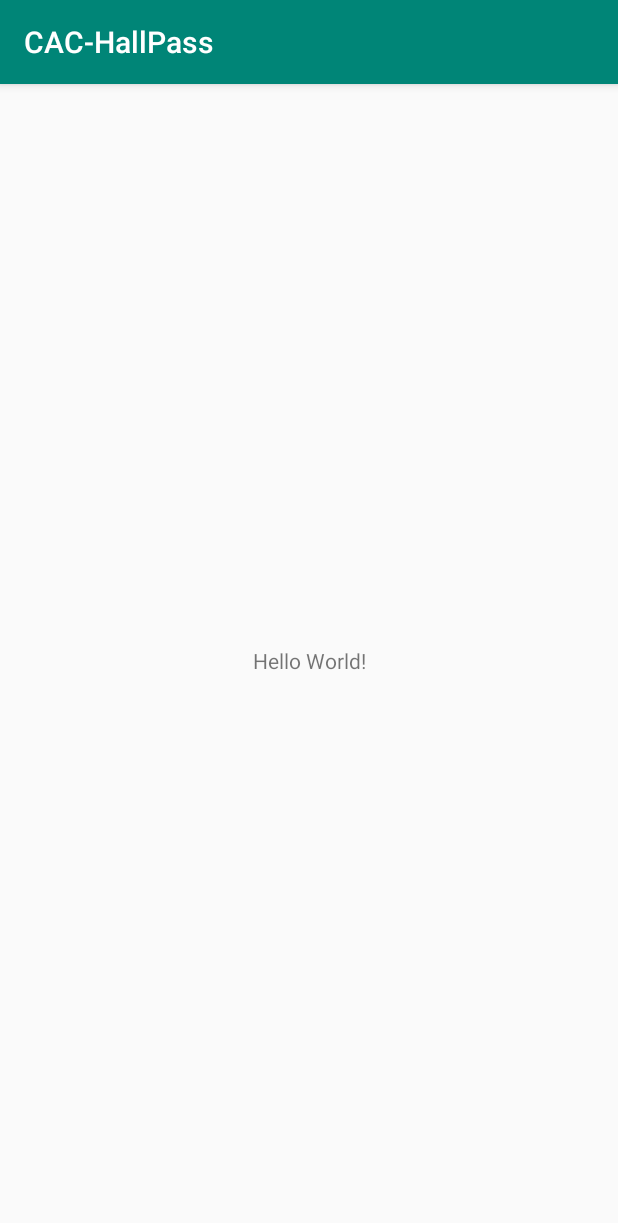
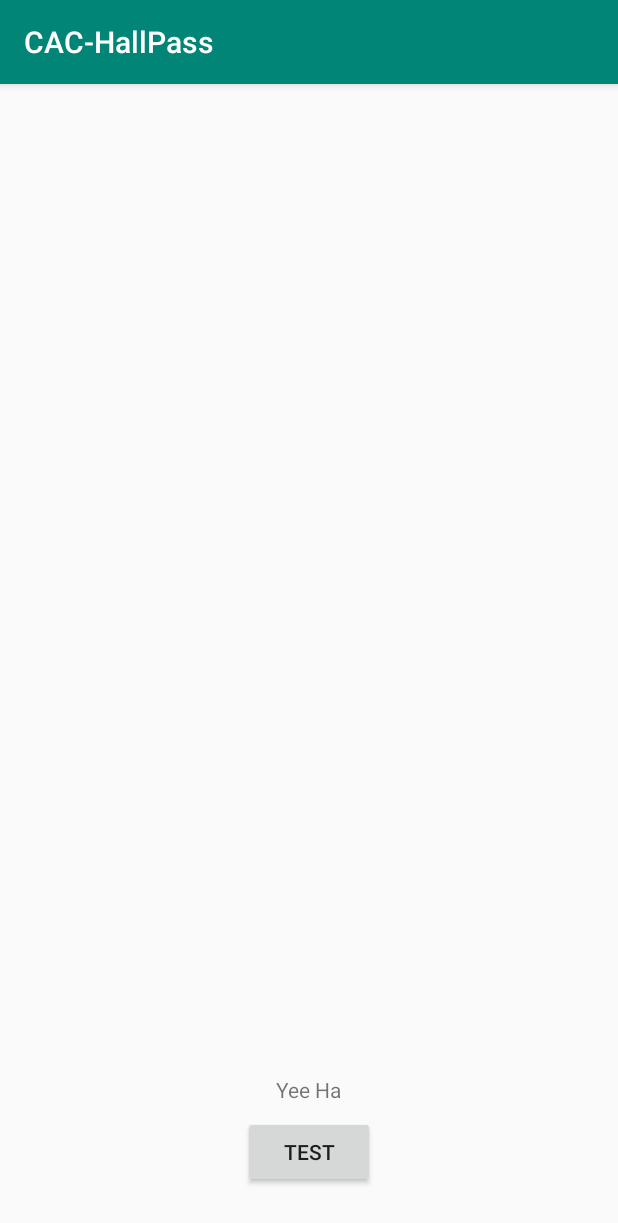
Before and after one commit to Roame/CAC-HallPass, an Android app: the screen it shows after launch (MainActivity), on a phone screen of 412 x 824 dp. Shown: the top 1223 px of the screen. Run offline under Robolectric (Android 15) with nearby library versions, the light colour scheme and no system bars.

Commit message:
Initial testing of basic app.

```diff
--- a/app/src/main/java/com/hallpass/roame/cac_hallpass/MainActivity.java
+++ b/app/src/main/java/com/hallpass/roame/cac_hallpass/MainActivity.java
@@ -2,12 +2,34 @@ package com.hallpass.roame.cac_hallpass;
 
 import android.support.v7.app.AppCompatActivity;
 import android.os.Bundle;
+import android.view.View;
+import android.widget.Button;
+import android.widget.TextView;
 
 public class MainActivity extends AppCompatActivity {
+
+    TextView textTest;
 
     @Override
     protected void onCreate(Bundle savedInstanceState) {
         super.onCreate(savedInstanceState);
         setContentView(R.layout.activity_main);
+        textTest = findViewById(R.id.test_textView);
+
+        Button test = (Button) findViewById(R.id.test_button);
+        test.setOnClickListener(new View.OnClickListener() {
+            @Override
+            public void onClick(View v) {
+                updateText();
+            }
+        });
     }
+
+
+
+
+    public void updateText(){
+        textTest.setText("Not yee-haw hours.");
+    }
+
 }
--- a/app/src/main/res/layout/activity_main.xml
+++ b/app/src/main/res/layout/activity_main.xml
@@ -6,13 +6,32 @@
     android:layout_height="match_parent"
     tools:context=".MainActivity">
 
-    <TextView
+    <Button
+        android:id="@+id/test_button"
         android:layout_width="wrap_content"
         android:layout_height="wrap_content"
-        android:text="Hello World!"
+        android:layout_marginStart="8dp"
+        android:layout_marginLeft="8dp"
+        android:layout_marginEnd="8dp"
+        android:layout_marginRight="8dp"
+        android:layout_marginBottom="32dp"
+        android:text="Test"
         app:layout_constraintBottom_toBottomOf="parent"
-        app:layout_constraintLeft_toLeftOf="parent"
-        app:layout_constraintRight_toRightOf="parent"
-        app:layout_constraintTop_toTopOf="parent" />
+        app:layout_constraintEnd_toEndOf="parent"
+        app:layout_constraintStart_toStartOf="parent" />
+
+    <TextView
+        android:id="@+id/test_textView"
+        android:layout_width="wrap_content"
+        android:layout_height="wrap_content"
+        android:layout_marginStart="8dp"
+        android:layout_marginLeft="8dp"
+        android:layout_marginEnd="8dp"
+        android:layout_marginRight="8dp"
+        android:layout_marginBottom="8dp"
+        android:text="Yee Ha"
+        app:layout_constraintBottom_toTopOf="@+id/test_button"
+        app:layout_constraintEnd_toEndOf="parent"
+        app:layout_constraintStart_toStartOf="parent" />
 
 </android.support.constraint.ConstraintLayout>
```
